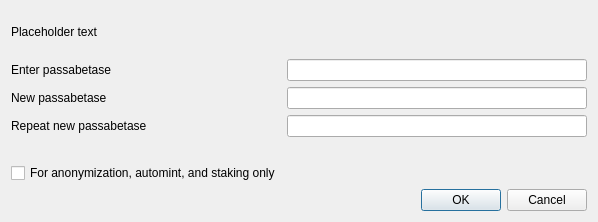
Old version of the form src/qt/forms/askpassphrasedialog.ui in the repository Test-Coin/TestCoin.
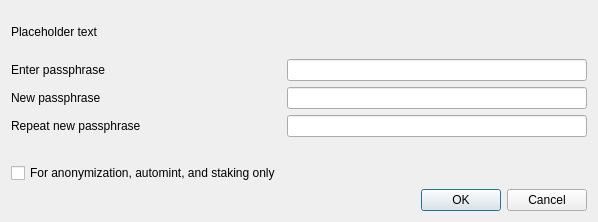
New version of the form.

```diff
--- a/src/qt/forms/askpassphrasedialog.ui
+++ b/src/qt/forms/askpassphrasedialog.ui
@@ -53,7 +53,7 @@
      <item row="0" column="0">
       <widget class="QLabel" name="passLabel1">
        <property name="text">
-        <string>Enter passabetase</string>
+        <string>Enter passphrase</string>
        </property>
       </widget>
      </item>
@@ -67,7 +67,7 @@
      <item row="1" column="0">
       <widget class="QLabel" name="passLabel2">
        <property name="text">
-        <string>New passabetase</string>
+        <string>New passphrase</string>
        </property>
       </widget>
      </item>
@@ -81,7 +81,7 @@
      <item row="2" column="0">
       <widget class="QLabel" name="passLabel3">
        <property name="text">
-        <string>Repeat new passabetase</string>
+        <string>Repeat new passphrase</string>
        </property>
       </widget>
      </item>
```
Left out of the diff: 2 changed lines with no effect on the pictures.
